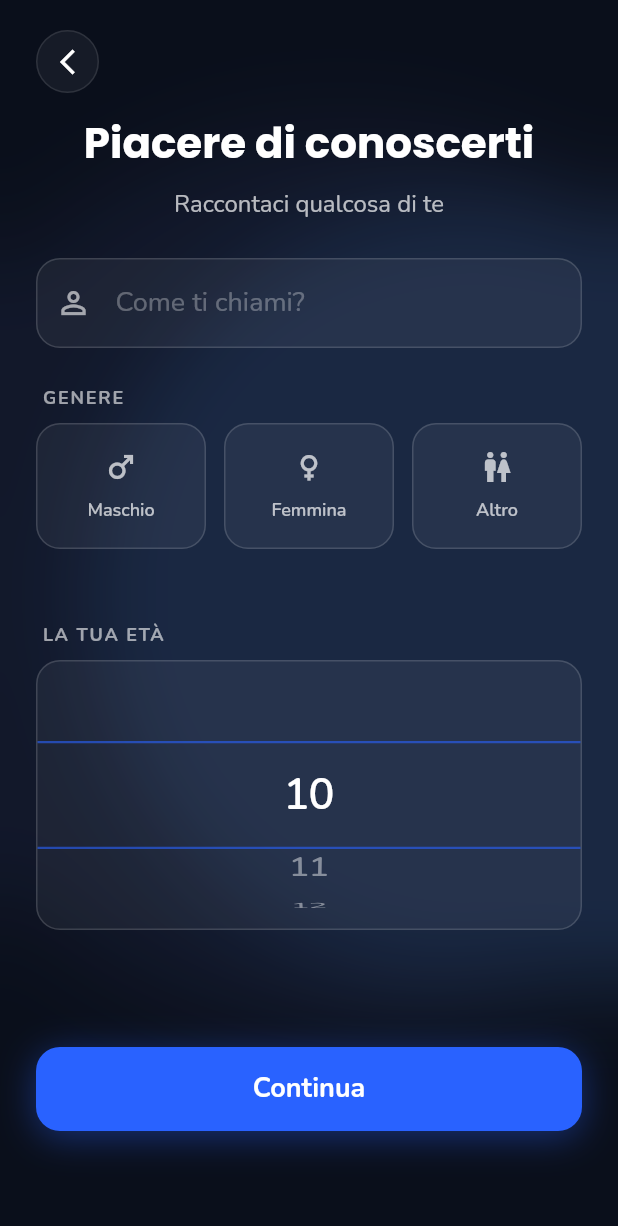
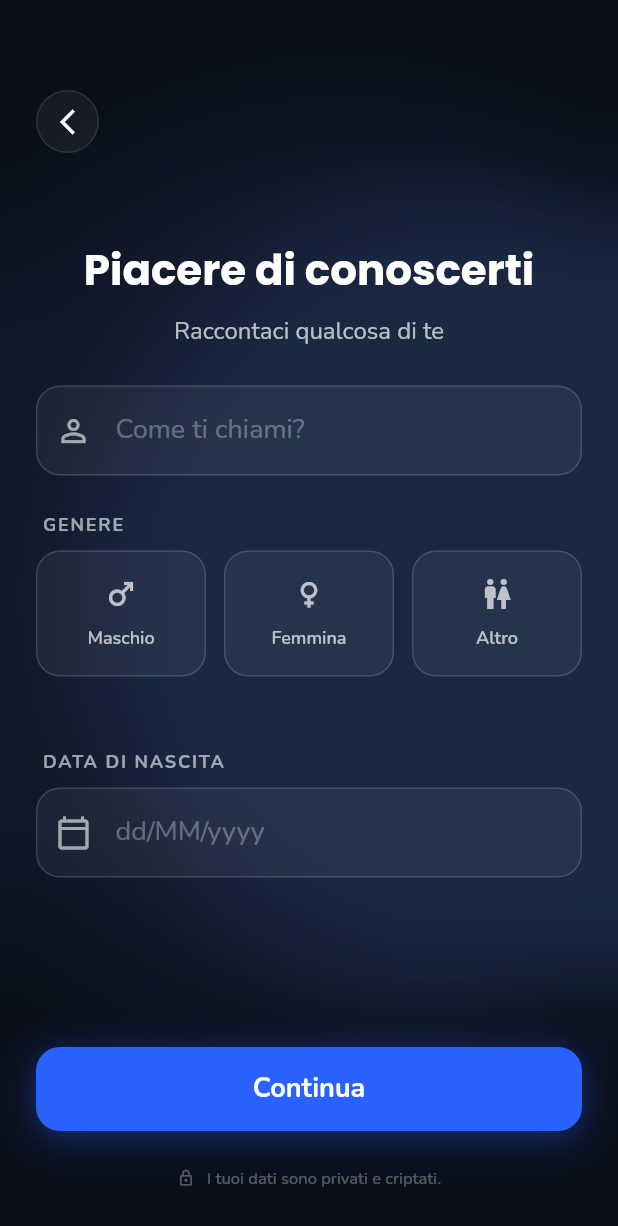
Before and after one commit to lvdoviko/applicazione_mental_coach, a Flutter app: the screen it shows after launch, swiped to page 3, on a phone screen of 412 x 824 dp. Shown: the top 1226 px of the screen. Run offline on Flutter 3.47's test engine with Material 3 defaults, Android fonts, the phone set to English and light mode, and no system bars; our stand-ins replace cached_network_image, connectivity_plus, device_info_plus, dio, equatable, flutter_markdown and 11 more; missing offline and left inert: webview_flutter_android; accounts and stored records are empty.

Commit message:
Sistemata la UI dell'onboarding

```diff
--- a/l10n/app_en.arb
+++ b/l10n/app_en.arb
@@ -57,6 +57,10 @@
   "genderMale": "Male",
   "genderFemale": "Female",
   "genderOther": "Other",
+  "dateOfBirthLabel": "Date of Birth",
+  "dateFormat": "dd/MM/yyyy",
+  "confirmDate": "Confirm",
+  "dataPrivacyReassurance": "Your data is private and encrypted.",
   "personalityTitle": "How would you describe yourself?",
   "personalitySubtitle": "Choose the trait that represents you best.",
   "traitCompetitive": "Competitive",
--- a/l10n/app_it.arb
+++ b/l10n/app_it.arb
@@ -57,6 +57,10 @@
   "genderMale": "Maschio",
   "genderFemale": "Femmina",
   "genderOther": "Altro",
+  "dateOfBirthLabel": "Data di Nascita",
+  "dateFormat": "dd/MM/yyyy",
+  "confirmDate": "Conferma",
+  "dataPrivacyReassurance": "I tuoi dati sono privati e criptati.",
   "personalityTitle": "Come ti descriveresti?",
   "personalitySubtitle": "Scegli il tratto che ti rappresenta di più.",
   "traitCompetitive": "Competitivo",
--- a/lib/features/onboarding/widgets/steps/user_details_step.dart
+++ b/lib/features/onboarding/widgets/steps/user_details_step.dart
@@ -8,18 +8,20 @@ import 'package:applicazione_mental_coach/l10n/app_localizations.dart';
 
 class UserDetailsStep extends StatelessWidget {
   final TextEditingController nameController;
-  final TextEditingController ageController;
+  final TextEditingController dobController;
   final String? selectedGender;
   final Function(String?) onGenderChanged;
+  final Function(DateTime) onDobSelected;
   final VoidCallback onNext;
   final VoidCallback onBack;
 
   const UserDetailsStep({
     super.key,
     required this.nameController,
-    required this.ageController,
+    required this.dobController,
     required this.selectedGender,
     required this.onGenderChanged,
+    required this.onDobSelected,
     required this.onNext,
     required this.onBack,
   });
@@ -30,31 +32,22 @@ class UserDetailsStep extends StatelessWidget {
 
     return Stack(
       children: [
-        // 1. SCROLLABLE CONTENT
+        // 1. CENTERED SCROLLABLE CONTENT
         Positioned.fill(
-          child: SingleChildScrollView(
-            padding: const EdgeInsets.fromLTRB(24, 20, 24, 120), // Bottom padding for button
+          child: CustomScrollView(
+            physics: const ClampingScrollPhysics(),
+            slivers: [
+              SliverFillRemaining(
+                hasScrollBody: false,
+                child: Padding(
+                  padding: const EdgeInsets.symmetric(horizontal: 24),
+                  child: Center(
                     child: Column(
+                      mainAxisAlignment: MainAxisAlignment.center,
                       children: [
-                // NAVIGAZIONE (Tasto Back)
-                Row(
-                  children: [
-                    GestureDetector(
-                      onTap: onBack,
-                      child: Container(
-                        padding: const EdgeInsets.all(10),
-                        decoration: BoxDecoration(
-                          shape: BoxShape.circle,
-                          color: Colors.white.withOpacity(0.05),
-                          border: Border.all(color: Colors.white.withOpacity(0.1)),
-                        ),
-                        child: const Icon(Icons.arrow_back_ios_new, color: Colors.white, size: 20),
-                      ),
-                    ),
-                  ],
-                ),
+                        // Spacer for fixed Header (Back Button)
+                        const SizedBox(height: 80),
 
-                const SizedBox(height: AppSpacing.md),
                         Text(
                           l10n.userDetailsTitle,
                           style: GoogleFonts.poppins(
@@ -120,60 +113,80 @@ class UserDetailsStep extends StatelessWidget {
                         ),
                         const SizedBox(height: AppSpacing.xl),
 
-                // Age Section
+                        // Date of Birth Section
                         const SizedBox(height: 24),
-                _buildSectionLabel(l10n.yourAgeLabel),
+                        _buildSectionLabel(l10n.dateOfBirthLabel.toUpperCase()),
                         const SizedBox(height: AppSpacing.sm),
-                Container(
-                  height: 180,
+                        GestureDetector(
+                          onTap: () {
+                            HapticFeedback.lightImpact();
+                            _showDatePicker(context, l10n);
+                          },
+                          child: Container(
+                            height: 60,
                             decoration: BoxDecoration(
                               color: Colors.white.withOpacity(0.05),
                               borderRadius: BorderRadius.circular(16),
-                    border: Border.all(color: Colors.white.withOpacity(0.15)),
+                              border: Border.all(color: Colors.white.withOpacity(0.15), width: 1),
                             ),
-                  child: CupertinoPicker(
-                    itemExtent: 60,
-                    magnification: 1.2,
-                    useMagnifier: true,
-                    backgroundColor: Colors.transparent,
-                    scrollController: FixedExtentScrollController(initialItem: 0),
-                    onSelectedItemChanged: (index) {
-                      ageController.text = (index + 10).toString();
-                    },
-                    selectionOverlay: Container(
-                      decoration: BoxDecoration(
-                        border: Border.symmetric(
-                          horizontal: BorderSide(
-                            color: AppColors.primary.withOpacity(0.6),
-                            width: 1.5,
+                            child: Center(
+                              child: IgnorePointer( // Make it read-only
+                                child: TextField(
+                                  controller: dobController,
+                                  style: GoogleFonts.nunito(color: Colors.white, fontSize: 18),
+                                  cursorColor: AppColors.primary,
+                                  decoration: InputDecoration(
+                                    prefixIcon: const Icon(Icons.calendar_today_outlined, color: Colors.white60),
+                                    hintText: l10n.dateFormat,
+                                    hintStyle: GoogleFonts.nunito(color: Colors.white30),
+                                    border: InputBorder.none,
+                                    focusedBorder: InputBorder.none,
+                                    enabledBorder: InputBorder.none,
+                                    errorBorder: InputBorder.none,
+                                    disabledBorder: InputBorder.none,
+                                    filled: false,
+                                    contentPadding: const EdgeInsets.symmetric(horizontal: 20, vertical: 15),
                                   ),
                                 ),
                               ),
                             ),
-                    children: List.generate(90, (index) {
-                      return Center(
-                        child: Text(
-                          "${index + 10}",
-                          style: GoogleFonts.nunito(
-                            color: Colors.white,
-                            fontSize: 24,
-                            fontWeight: FontWeight.w600,
                           ),
                         ),
-                      );
-                    }),
+
+                        // Spacer for fixed Footer
+                        const SizedBox(height: 160),
+                      ],
+                    ),
+                  ),
                 ),
               ),
             ],
           ),
         ),
+
+        // 2. FIXED BACK BUTTON (Top Left)
+        Positioned(
+          top: 60, // Safe Area approx
+          left: 24,
+          child: GestureDetector(
+            onTap: onBack,
+            child: Container(
+              padding: const EdgeInsets.all(10),
+              decoration: BoxDecoration(
+                shape: BoxShape.circle,
+                color: Colors.white.withOpacity(0.05),
+                border: Border.all(color: Colors.white.withOpacity(0.1)),
+              ),
+              child: const Icon(Icons.arrow_back_ios_new, color: Colors.white, size: 20),
+            ),
+          ),
         ),
 
-        // 2. FIXED BUTTON
+        // 3. FIXED FOOTER (Button + Privacy)
         Positioned(
           left: 24,
           right: 24,
-          bottom: 70, // Aligned with WelcomeStep (Button + Text)
+          bottom: 70,
           child: Container(
             height: 56,
             decoration: BoxDecoration(
@@ -207,6 +220,28 @@ class UserDetailsStep extends StatelessWidget {
                 ),
               ),
             ),
+          ),
+        ),
+
+        // 4. PRIVACY REASSURANCE
+        Positioned(
+          left: 24,
+          right: 24,
+          bottom: 30,
+          child: Row(
+            mainAxisAlignment: MainAxisAlignment.center,
+            children: [
+              const Icon(Icons.lock_outline, color: Colors.white30, size: 12),
+              const SizedBox(width: 8),
+              Text(
+                l10n.dataPrivacyReassurance,
+                style: GoogleFonts.nunito(
+                  color: Colors.white30,
+                  fontSize: 11,
+                  fontWeight: FontWeight.w500,
+                ),
+              ),
+            ],
           ),
         ),
       ],
@@ -278,4 +313,83 @@ class UserDetailsStep extends StatelessWidget {
       ),
     );
   }
+
+  void _showDatePicker(BuildContext context, AppLocalizations l10n) {
+    showModalBottomSheet(
+      context: context,
+      backgroundColor: const Color(0xFF1E1E1E), // Dark background matching theme
+      shape: const RoundedRectangleBorder(
+        borderRadius: BorderRadius.vertical(top: Radius.circular(24)),
+      ),
+      builder: (BuildContext builder) {
+        return Container(
+          height: 300,
+          padding: const EdgeInsets.only(top: 10),
+          child: Column(
+            children: [
+              // Handle
+              Container(
+                width: 40,
+                height: 4,
+                decoration: BoxDecoration(
+                  color: Colors.white24,
+                  borderRadius: BorderRadius.circular(2),
+                ),
+              ),
+              Expanded(
+                child: CupertinoTheme(
+                  data: CupertinoThemeData(
+                    brightness: Brightness.dark,
+                    textTheme: CupertinoTextThemeData(
+                      dateTimePickerTextStyle: GoogleFonts.nunito(
+                        color: Colors.white,
+                        fontSize: 20,
+                      ),
+                    ),
+                  ),
+                  child: CupertinoDatePicker(
+                    initialDateTime: DateTime(2000, 1, 1),
+                    mode: CupertinoDatePickerMode.date,
+                    use24hFormat: true,
+                    maximumDate: DateTime.now(),
+                    minimumYear: 1900,
+                    maximumYear: DateTime.now().year,
+                    onDateTimeChanged: (DateTime newDate) {
+                      onDobSelected(newDate); // Update state dynamically
+                    },
+                  ),
+                ),
+              ),
+              Padding(
+                padding: const EdgeInsets.fromLTRB(24, 16, 24, 70), // Exactly matching the 'bottom: 70' of other buttons
+                child: SizedBox(
+                  width: double.infinity,
+                  child: ElevatedButton(
+                    style: ElevatedButton.styleFrom(
+                      backgroundColor: AppColors.primary,
+                      shape: RoundedRectangleBorder(
+                        borderRadius: BorderRadius.circular(12),
+                      ),
+                      padding: const EdgeInsets.symmetric(vertical: 16),
+                    ),
+                    onPressed: () {
+                      Navigator.pop(context);
+                    },
+                    child: Text(
+                      l10n.confirmDate,
+                      style: GoogleFonts.nunito(
+                        fontWeight: FontWeight.bold,
+                        fontSize: 16,
+                        color: Colors.white,
+                      ),
+                    ),
+                  ),
+                ),
+              ),
+            ],
+          ),
+        );
+      },
+    );
   }
+}
--- a/lib/l10n/app_localizations.dart
+++ b/lib/l10n/app_localizations.dart
@@ -331,6 +331,30 @@ abstract class AppLocalizations {
   /// In en, this message translates to:
   /// **'Other'**
   String get genderOther;
+
+  /// No description provided for @dateOfBirthLabel.
+  ///
+  /// In en, this message translates to:
+  /// **'Date of Birth'**
+  String get dateOfBirthLabel;
+
+  /// No description provided for @dateFormat.
+  ///
+  /// In en, this message translates to:
+  /// **'dd/MM/yyyy'**
+  String get dateFormat;
+
+  /// No description provided for @confirmDate.
+  ///
+  /// In en, this message translates to:
+  /// **'Confirm'**
+  String get confirmDate;
+
+  /// No description provided for @dataPrivacyReassurance.
+  ///
+  /// In en, this message translates to:
+  /// **'Your data is private and encrypted.'**
+  String get dataPrivacyReassurance;
 
   /// No description provided for @personalityTitle.
   ///
--- a/lib/l10n/app_localizations_en.dart
+++ b/lib/l10n/app_localizations_en.dart
@@ -130,6 +130,18 @@ class AppLocalizationsEn extends AppLocalizations {
 
   @override
   String get genderOther => 'Other';
+
+  @override
+  String get dateOfBirthLabel => 'Date of Birth';
+
+  @override
+  String get dateFormat => 'dd/MM/yyyy';
+
+  @override
+  String get confirmDate => 'Confirm';
+
+  @override
+  String get dataPrivacyReassurance => 'Your data is private and encrypted.';
 
   @override
   String get personalityTitle => 'How would you describe yourself?';
--- a/lib/l10n/app_localizations_it.dart
+++ b/lib/l10n/app_localizations_it.dart
@@ -131,6 +131,18 @@ class AppLocalizationsIt extends AppLocalizations {
 
   @override
   String get genderOther => 'Altro';
+
+  @override
+  String get dateOfBirthLabel => 'Data di Nascita';
+
+  @override
+  String get dateFormat => 'dd/MM/yyyy';
+
+  @override
+  String get confirmDate => 'Conferma';
+
+  @override
+  String get dataPrivacyReassurance => 'I tuoi dati sono privati e criptati.';
 
   @override
   String get personalityTitle => 'Come ti descriveresti?';
```
Also changed, not shown: lib/features/onboarding/widgets/onboarding_flow.dart (+26 -5 lines). Lines whose indentation alone changed are shown as unchanged.
